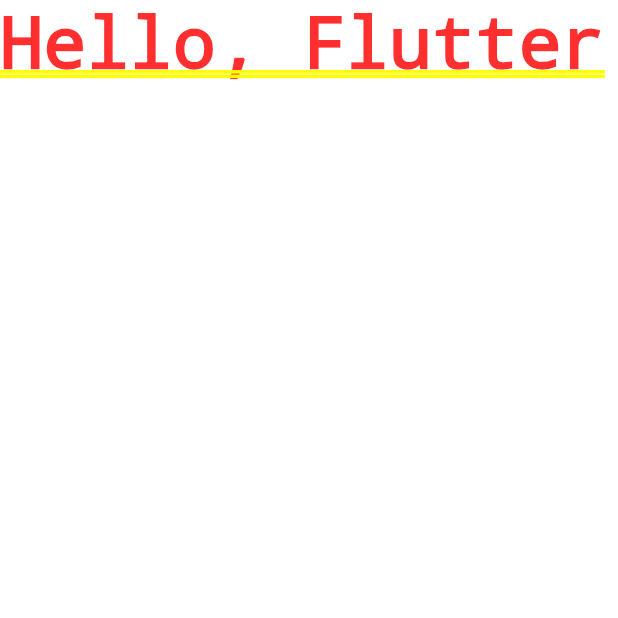
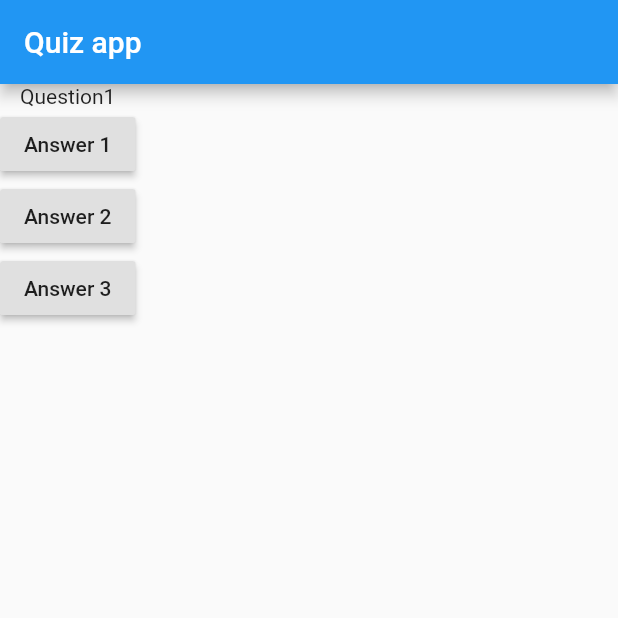
Before and after one commit to LeftTwixWand/HelloFlutter, a Flutter app: the screen it shows after launch, on a phone screen of 412 x 824 dp, the top half of it. Run offline on Flutter 3.47's test engine with Material 2 defaults, Android fonts, the phone set to English and light mode, and no system bars.

```diff
--- a/lib/main.dart
+++ b/lib/main.dart
@@ -1,15 +1,59 @@
 import 'package:flutter/material.dart';
 
-void main() {
-  runApp(MyApp());
+void main() => runApp(MyApp());
+
+class MyApp extends StatefulWidget {
+  @override
+  State<StatefulWidget> createState() {
+    return MyAppState();
+  }
 }
 
-class MyApp extends StatelessWidget {
+class MyAppState extends State<MyApp> {
+  var questionIndex = 0;
+  void answerQuestion() {
+    setState(() {
+      questionIndex = questionIndex + 1;
+    });
+
+    print(questionIndex);
+  }
+
   // This widget is the root of your application.
   @override
   Widget build(BuildContext context) {
+    var questions = [
+      "Question1",
+      "Question2",
+      "Question3",
+      "Question4",
+    ];
+
     return MaterialApp(
-      home: Text('Hello, Flutter'),
+      home: Scaffold(
+        appBar: AppBar(
+          title: Text("Quiz app"),
+        ),
+        body: Column(
+          children: [
+            Text(
+              questions[questionIndex],
+            ),
+            RaisedButton(
+              child: Text("Answer 1"),
+              onPressed: answerQuestion,
+            ),
+            RaisedButton(
+              child: Text("Answer 2"),
+              onPressed: answerQuestion,
+            ),
+            RaisedButton(
+              child: Text("Answer 3"),
+              onPressed: answerQuestion,
+            ),
+          ],
+        ),
+      ),
     );
   }
 }
```
